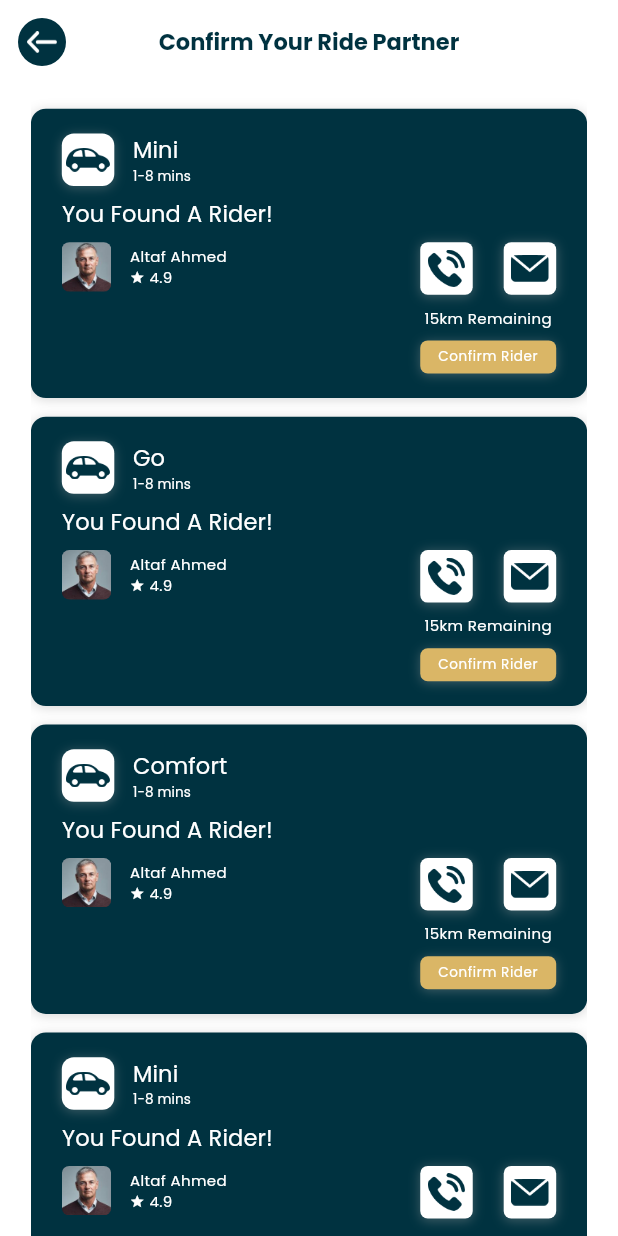
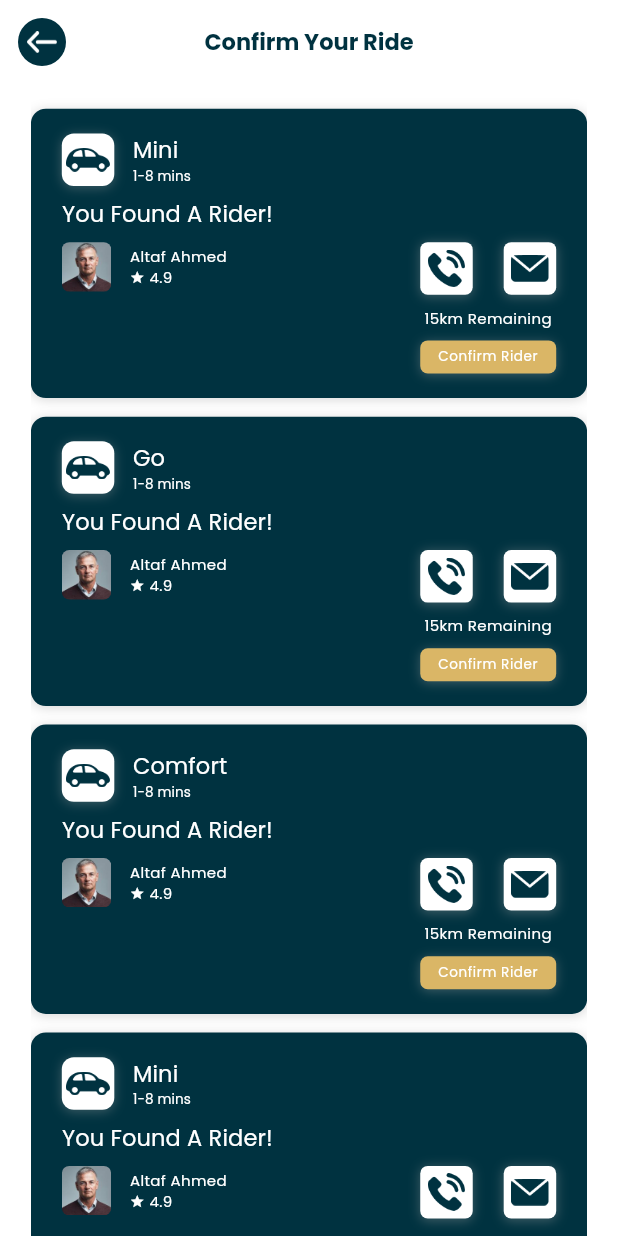
Before and after one commit to TM-Creation/Ridelay, a Flutter app: the DriverRideSelectionScreen screen opened by its route, on a phone screen of 412 x 824 dp. Run offline on Flutter 3.47's test engine with Material 3 defaults, Android fonts, the phone set to English and light mode, and no system bars; drawn by our look-alikes of overlay_support; our stand-ins replace bloc, camera, dio, dotted_border, flutter_bloc, flutter_image_compress and 6 more; missing offline and left inert: flutter_polyline_points; accounts and stored records are empty.

Commit message:
check merge

```diff
--- a/lib/src/presentation/ui/screens/driver_screens/driver_main_screen.dart
+++ b/lib/src/presentation/ui/screens/driver_screens/driver_main_screen.dart
@@ -31,7 +31,7 @@ class _DriverRideSelectionScreenState extends State<DriverRideSelectionScreen> {
         resizeToAvoidBottomInset: false,
         backgroundColor: Colors.white,
         appBar: GenericAppBars.appBarWithBackButtonAndTitle(
-            "Confirm Your Ride Partner", context, false),
+            "Confirm Your Ride", context, false),
         body: SizedBox(
             width: ScreenConfig.screenSizeWidth,
             child: Center(
```
